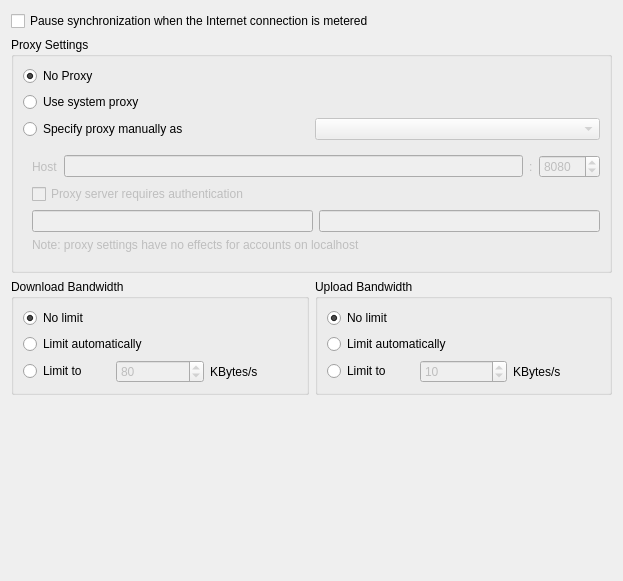
Above: src/gui/networksettings.ui from owncloud/client before the change. Below: the same form after it.
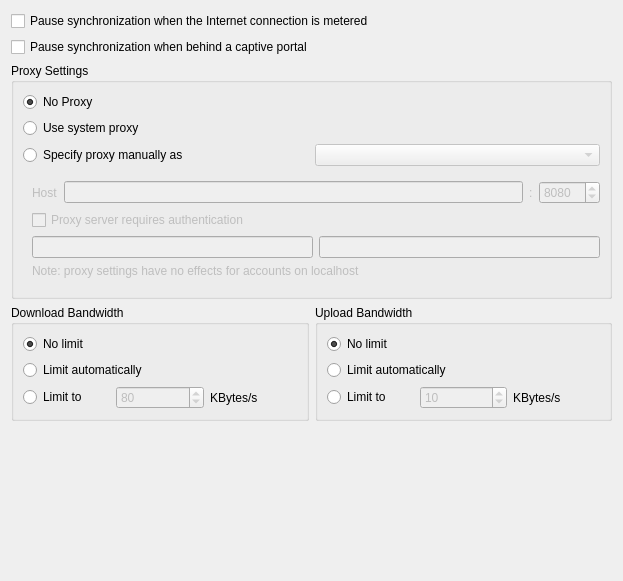
That is the form after the change.

Commit message:
Pause sync when behind a captive portal
Fixes: #11533

Diff of the .ui file:
```diff
--- a/src/gui/networksettings.ui
+++ b/src/gui/networksettings.ui
@@ -21,6 +21,13 @@
      </property>
     </widget>
    </item>
+   <item>
+    <widget class="QCheckBox" name="pauseSyncWhenBehindCaptivePortalCheckBox">
+     <property name="text">
+      <string>Pause synchronization when behind a captive portal</string>
+     </property>
+    </widget>
+   </item>
    <item>
     <widget class="QGroupBox" name="proxyGroupBox">
      <property name="enabled">
```
The commit also changes 8 other files.
